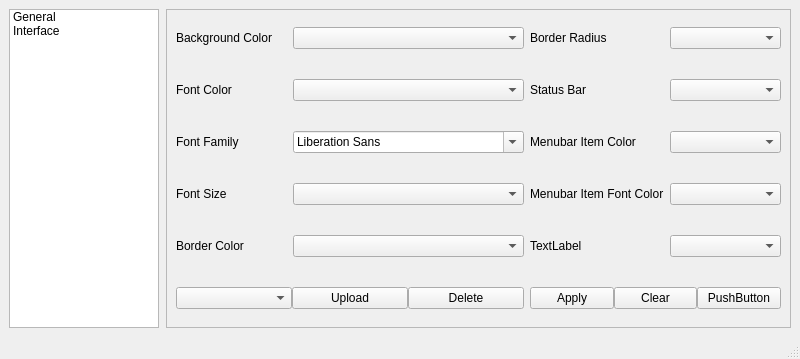
Above: ui/settingswindow.ui from MarioFares/Ebook-Access-Cpp before the change. Below: the same form after it.
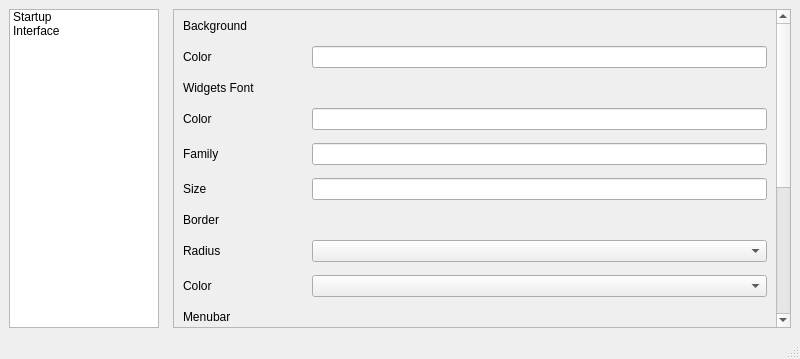
That is the form after the change.

```diff
--- a/ui/settingswindow.ui
+++ b/ui/settingswindow.ui
@@ -14,7 +14,7 @@
    <string>MainWindow</string>
   </property>
   <widget class="QWidget" name="centralwidget">
-   <layout class="QHBoxLayout" name="horizontalLayout">
+   <layout class="QVBoxLayout" name="verticalLayout">
     <item>
      <widget class="QSplitter" name="splitter">
       <property name="orientation">
@@ -32,7 +32,7 @@
        </property>
        <item>
         <property name="text">
-         <string>General</string>
+         <string>Startup</string>
         </property>
        </item>
        <item>
@@ -42,16 +42,19 @@
        </item>
       </widget>
       <widget class="QStackedWidget" name="stackedWidget">
+       <property name="styleSheet">
+        <string notr="true">#stackedWidget {
+margin-left: 5px;
+}</string>
+       </property>
+       <property name="lineWidth">
+        <number>0</number>
+       </property>
        <property name="currentIndex">
-        <number>2</number>
+        <number>0</number>
        </property>
-       <widget class="QWidget" name="page"/>
-       <widget class="QWidget" name="page_3"/>
        <widget class="QWidget" name="pageInterface">
-        <layout class="QHBoxLayout" name="horizontalLayout_2">
-         <property name="leftMargin">
-          <number>7</number>
-         </property>
+        <layout class="QVBoxLayout" name="verticalLayout_2">
          <property name="topMargin">
           <number>0</number>
          </property>
@@ -62,175 +65,204 @@
           <number>0</number>
          </property>
          <item>
-          <widget class="QFrame" name="frame">
-           <property name="frameShape">
-            <enum>QFrame::StyledPanel</enum>
+          <widget class="QScrollArea" name="scrollArea">
+           <property name="widgetResizable">
+            <bool>true</bool>
            </property>
-           <property name="frameShadow">
-            <enum>QFrame::Raised</enum>
-           </property>
-           <layout class="QHBoxLayout" name="horizontalLayout_5">
-            <item>
-             <layout class="QGridLayout" name="gridLayout" columnstretch="0,0,0,0">
+           <widget class="QWidget" name="scrollAreaWidgetContents">
+            <property name="geometry">
+             <rect>
+              <x>0</x>
+              <y>-277</y>
+              <width>602</width>
+              <height>594</height>
+             </rect>
+            </property>
+            <layout class="QGridLayout" name="gridLayout">
               <property name="horizontalSpacing">
                <number>6</number>
               </property>
               <property name="verticalSpacing">
-               <number>22</number>
-              </property>
-              <item row="4" column="1">
-               <widget class="QComboBox" name="comboBox_6"/>
-              </item>
-              <item row="5" column="2" colspan="2">
-               <layout class="QHBoxLayout" name="horizontalLayout_4">
-                <item>
-                 <widget class="QPushButton" name="pushButton_3">
+              <number>13</number>
+             </property>
+             <item row="10" column="0">
+              <widget class="QLabel" name="label_7">
                   <property name="text">
-                   <string>Apply</string>
-                  </property>
-                 </widget>
-                </item>
-                <item>
-                 <widget class="QPushButton" name="pushButton_4">
-                  <property name="text">
-                   <string>Clear</string>
-                  </property>
-                 </widget>
-                </item>
-                <item>
-                 <widget class="QPushButton" name="pushButton_2">
-                  <property name="text">
-                   <string>PushButton</string>
-                  </property>
-                 </widget>
-                </item>
-               </layout>
-              </item>
-              <item row="0" column="2">
-               <widget class="QLabel" name="label_2">
-                <property name="text">
-                 <string>Border Radius</string>
+                <string>Background Color</string>
                 </property>
                </widget>
               </item>
               <item row="3" column="1">
-               <widget class="QComboBox" name="comboBox_5"/>
-              </item>
-              <item row="0" column="1">
+              <widget class="QLineEdit" name="lineEdit_2"/>
+             </item>
+             <item row="4" column="0">
+              <widget class="QLabel" name="label_3">
+               <property name="text">
+                <string>Family</string>
+               </property>
+              </widget>
+             </item>
+             <item row="7" column="1">
                <widget class="QComboBox" name="comboBox"/>
               </item>
-              <item row="1" column="1">
-               <widget class="QComboBox" name="comboBox_3"/>
+             <item row="11" column="1">
+              <widget class="QComboBox" name="comboBox_4"/>
               </item>
               <item row="0" column="0">
-               <widget class="QLabel" name="label">
+              <widget class="QLabel" name="label_12">
                 <property name="text">
-                 <string>Background Color</string>
+                <string>Background</string>
                 </property>
                </widget>
               </item>
-              <item row="2" column="3">
+             <item row="13" column="1">
+              <widget class="QComboBox" name="comboBox_6"/>
+             </item>
+             <item row="2" column="0">
+              <widget class="QLabel" name="label_13">
+               <property name="text">
+                <string>Widgets Font</string>
+               </property>
+              </widget>
+             </item>
+             <item row="12" column="1">
+              <widget class="QComboBox" name="comboBox_5"/>
+             </item>
+             <item row="9" column="0">
+              <widget class="QLabel" name="label_15">
+               <property name="text">
+                <string>Menubar</string>
+               </property>
+              </widget>
+             </item>
+             <item row="16" column="1">
                <widget class="QComboBox" name="comboBox_8"/>
               </item>
-              <item row="5" column="0" colspan="2">
-               <layout class="QHBoxLayout" name="horizontalLayout_3">
-                <item>
-                 <widget class="QComboBox" name="comboBox_11"/>
-                </item>
-                <item>
-                 <widget class="QPushButton" name="pushButton">
-                  <property name="text">
-                   <string>Upload</string>
-                  </property>
-                 </widget>
-                </item>
-                <item>
-                 <widget class="QPushButton" name="pushButton_5">
-                  <property name="text">
-                   <string>Delete</string>
-                  </property>
-                 </widget>
-                </item>
-               </layout>
-              </item>
-              <item row="4" column="2">
+             <item row="5" column="1">
+              <widget class="QLineEdit" name="lineEdit_4"/>
+             </item>
+             <item row="13" column="0">
                <widget class="QLabel" name="label_10">
                 <property name="text">
-                 <string>TextLabel</string>
+                <string>Item Font Family</string>
                 </property>
                </widget>
               </item>
-              <item row="1" column="3">
-               <widget class="QComboBox" name="comboBox_7"/>
-              </item>
-              <item row="0" column="3">
+             <item row="8" column="1">
                <widget class="QComboBox" name="comboBox_2"/>
               </item>
-              <item row="3" column="0">
+             <item row="6" column="0">
+              <widget class="QLabel" name="label_14">
+               <property name="text">
+                <string>Border</string>
+               </property>
+              </widget>
+             </item>
+             <item row="10" column="1">
+              <widget class="QComboBox" name="comboBox_3"/>
+             </item>
+             <item row="7" column="0">
                <widget class="QLabel" name="label_5">
                 <property name="text">
-                 <string>Font Size</string>
+                <string>Radius</string>
                 </property>
                </widget>
               </item>
-              <item row="4" column="0">
-               <widget class="QLabel" name="label_6">
-                <property name="text">
-                 <string>Border Color</string>
-                </property>
-               </widget>
-              </item>
-              <item row="2" column="0">
+             <item row="5" column="0">
                <widget class="QLabel" name="label_4">
                 <property name="text">
-                 <string>Font Family</string>
+                <string>Size</string>
                 </property>
                </widget>
               </item>
-              <item row="3" column="3">
-               <widget class="QComboBox" name="comboBox_9"/>
-              </item>
-              <item row="4" column="3">
-               <widget class="QComboBox" name="comboBox_10"/>
-              </item>
-              <item row="3" column="2">
-               <widget class="QLabel" name="label_9">
+             <item row="4" column="1">
+              <widget class="QLineEdit" name="lineEdit_3"/>
+             </item>
+             <item row="11" column="0">
+              <widget class="QLabel" name="label_8">
+               <property name="text">
+                <string>Item Background Color</string>
+               </property>
+              </widget>
+             </item>
+             <item row="1" column="1">
+              <widget class="QLineEdit" name="lineEdit"/>
+             </item>
+             <item row="14" column="0">
+              <widget class="QLabel" name="label_11">
                 <property name="text">
-                 <string>Menubar Item Font Color</string>
+                <string>Statusbar</string>
                 </property>
                </widget>
               </item>
-              <item row="1" column="2">
-               <widget class="QLabel" name="label_7">
+             <item row="3" column="0">
+              <widget class="QLabel" name="label_2">
                 <property name="text">
-                 <string>Status Bar </string>
+                <string>Color</string>
                 </property>
                </widget>
               </item>
               <item row="1" column="0">
-               <widget class="QLabel" name="label_3">
+              <widget class="QLabel" name="label">
+               <property name="text">
+                <string>Color</string>
+               </property>
+              </widget>
+             </item>
+             <item row="16" column="0">
+              <widget class="QLabel" name="label_17">
                 <property name="text">
                  <string>Font Color</string>
                 </property>
                </widget>
               </item>
-              <item row="2" column="2">
-               <widget class="QLabel" name="label_8">
+             <item row="8" column="0">
+              <widget class="QLabel" name="label_6">
                 <property name="text">
-                 <string>Menubar Item Color </string>
+                <string>Color</string>
                 </property>
                </widget>
               </item>
-              <item row="2" column="1">
-               <widget class="QFontComboBox" name="fontComboBox"/>
-              </item>
-             </layout>
-            </item>
-           </layout>
-          </widget>
+             <item row="12" column="0">
+              <widget class="QLabel" name="label_9">
+               <property name="text">
+                <string>Item Font Color</string>
+               </property>
+              </widget>
+             </item>
+             <item row="15" column="0">
+              <widget class="QLabel" name="label_16">
+               <property name="text">
+                <string>Background Color</string>
+               </property>
+              </widget>
+             </item>
+             <item row="15" column="1">
+              <widget class="QComboBox" name="comboBox_7"/>
+             </item>
+            </layout>
+           </widget>
+          </widget>
          </item>
         </layout>
        </widget>
+       <widget class="QWidget" name="pageStartup"/>
+       <widget class="QWidget" name="page">
+        <layout class="QHBoxLayout" name="horizontalLayout_2">
+         <property name="leftMargin">
+          <number>7</number>
+         </property>
+         <property name="topMargin">
+          <number>0</number>
+         </property>
+         <property name="rightMargin">
+          <number>0</number>
+         </property>
+         <property name="bottomMargin">
+          <number>0</number>
+         </property>
+        </layout>
+       </widget>
       </widget>
      </widget>
     </item>
```
Lines whose indentation alone changed are shown as unchanged.
